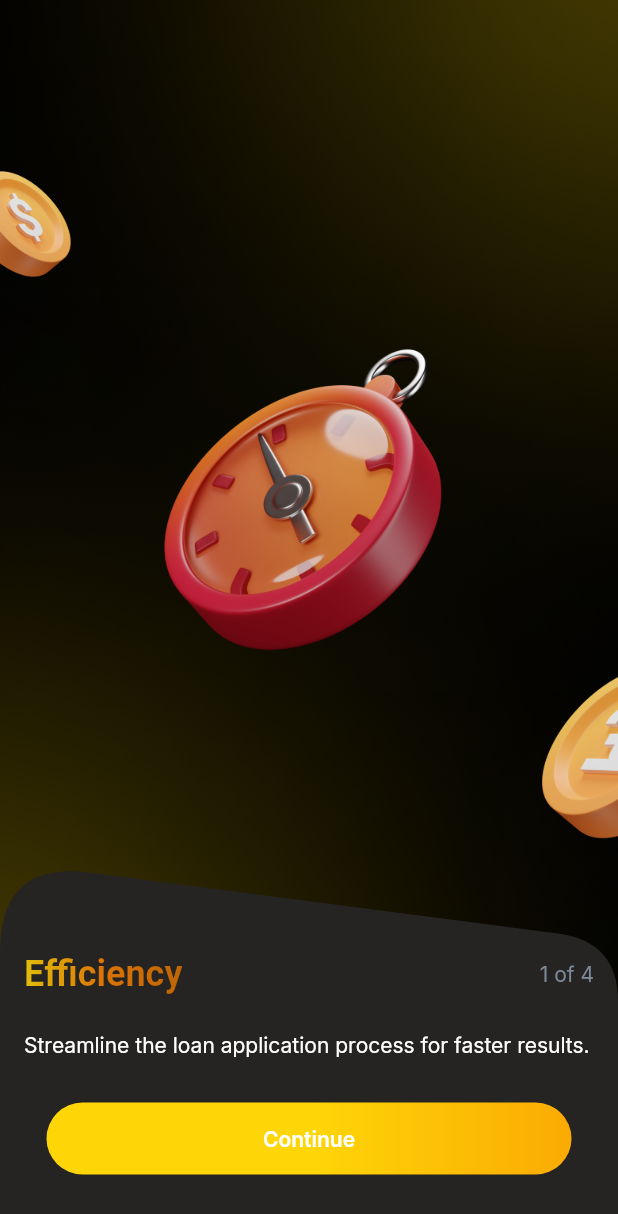
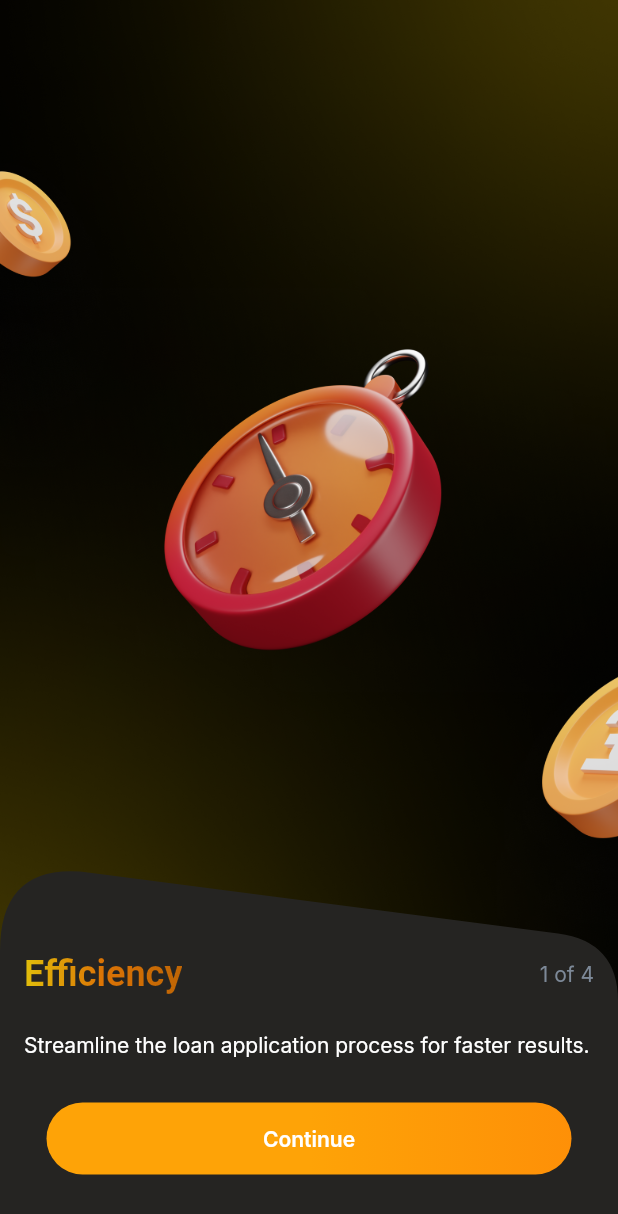
Before and after one commit to spicytuna8/mobile_ezlend, a Flutter app: the screen it shows after launch, on a phone screen of 412 x 824 dp. Shown: the top 1214 px of the screen. Run offline on Flutter 3.47's test engine with Material 2 defaults, Android fonts, the light colour scheme and no system bars; our stand-ins replace bloc, dio, dotted_border, dropdown_button2, equatable, flutter_bloc and 13 more; missing offline and left inert: call_log, mobile_number, photo_manager, restart_app, telephony.

Commit message:
Fix button gradient colors and text truncation issues
- Updated MainButtonGradient colors: FEA307 → FE7D08 gradient
- Added fontSize parameter to MainButtonGradient for better text control
- Implemented dynamic padding for small buttons (width < 100px, height < 40px)
- Added responsive font sizing (12px for small buttons, 14px for normal)
- Fixed 'Detail' button text truncation in repayment screen
- Button Detail now uses fontSize: 12 and adaptive padding for 80x32px size
- Maintains backward compatibility for existing buttons

```diff
--- a/lib/screen/repayment/repayment_screen.dart
+++ b/lib/screen/repayment/repayment_screen.dart
@@ -271,6 +271,7 @@ class _RepaymentScreenState extends State<RepaymentScreen> {
                     height: 32,
                     child: MainButtonGradient(
                       title: "Detail",
+                      fontSize: 12,
                       onTap: () {
                         // Navigate to loan detail screen
                         context.pushNamed(loanDetail, extra: loan);
--- a/lib/widget/main_button_gradient.dart
+++ b/lib/widget/main_button_gradient.dart
@@ -2,11 +2,11 @@ import 'package:flutter/material.dart';
 import 'package:loan_project/helper/languages.dart';
 
 class MainButtonGradient extends StatelessWidget {
-  const MainButtonGradient(
-      {super.key, this.title, this.onTap, this.width, this.height});
+  const MainButtonGradient({super.key, this.title, this.onTap, this.width, this.height, this.fontSize});
   final String? title;
   final double? width;
   final double? height;
+  final double? fontSize;
   final void Function()? onTap;
   @override
   Widget build(BuildContext context) {
@@ -17,7 +17,9 @@ class MainButtonGradient extends StatelessWidget {
         child: Container(
           width: width ?? 350,
           height: height ?? 48,
-          padding: const EdgeInsets.symmetric(horizontal: 16, vertical: 12),
+          padding: EdgeInsets.symmetric(
+              horizontal: (width != null && width! < 100) ? 8 : 16,
+              vertical: (height != null && height! < 40) ? 6 : 12),
           clipBehavior: Clip.antiAlias,
           decoration: onTap == null
               ? BoxDecoration(
@@ -28,7 +30,7 @@ class MainButtonGradient extends StatelessWidget {
                   gradient: const LinearGradient(
                     begin: Alignment(0.00, 1.00),
                     end: Alignment(2, 1),
-                    colors: [Color(0xFFFED607), Color(0xFFF77F00)],
+                    colors: [Color(0xFFFEA307), Color(0xFFFE7D08)],
                   ),
                   shape: RoundedRectangleBorder(
                     borderRadius: BorderRadius.circular(30),
@@ -38,9 +40,9 @@ class MainButtonGradient extends StatelessWidget {
             child: Text(
               title ?? Languages.of(context).continueText,
               textAlign: TextAlign.center,
-              style: const TextStyle(
+              style: TextStyle(
                 color: Colors.white,
-                fontSize: 14,
+                fontSize: fontSize ?? ((width != null && width! < 100) ? 12 : 14),
                 fontFamily: 'Inter',
                 fontWeight: FontWeight.w600,
               ),
```
